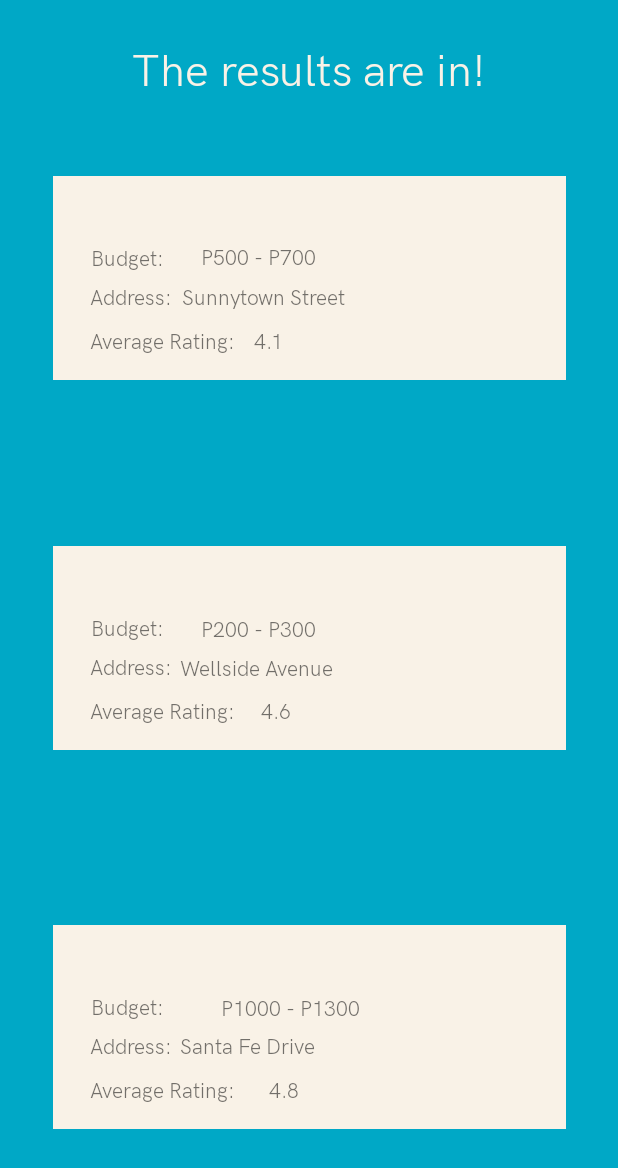
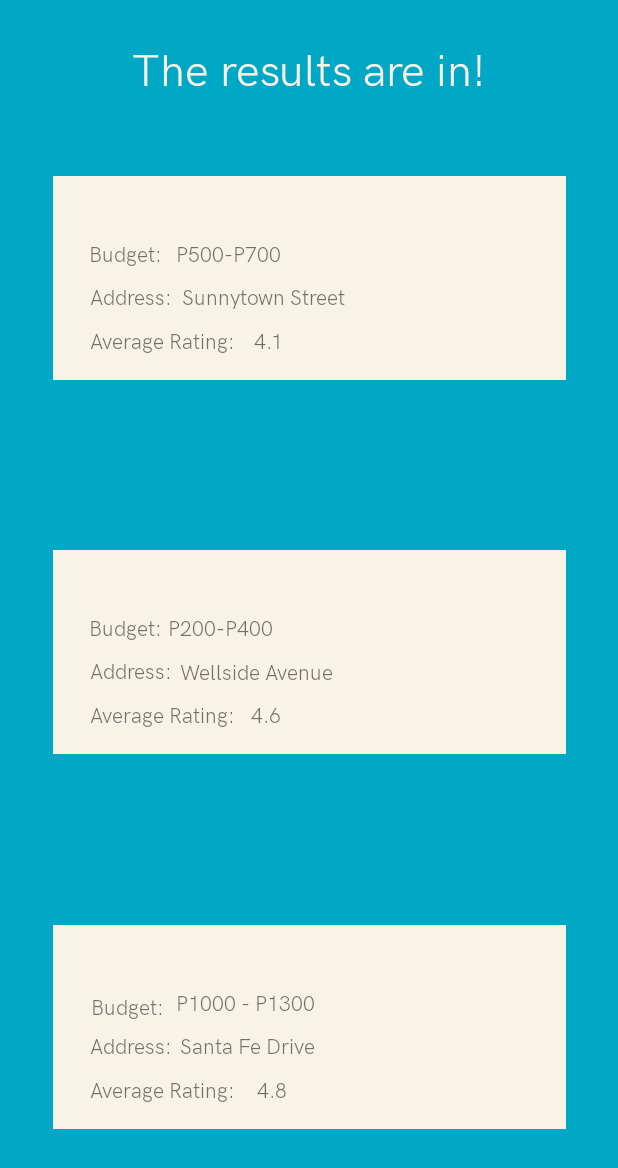
Before and after one commit to homerghad/JMARK, an Android app: the ChooseForMeActivity screen opened directly, with no data from a screen before it, on a phone screen of 412 x 824 dp. Shown: the top 1168 px of the screen. Run offline under Robolectric (Android 15) with nearby library versions, the phone set to English and light mode, and no system bars.

Commit message:
Fixed positioning of layouts

```diff
--- a/app/src/main/res/layout/activity_choose_for_me.xml
+++ b/app/src/main/res/layout/activity_choose_for_me.xml
@@ -93,10 +93,10 @@
             app:fontFamily="@font/abc"
             app:layout_constraintBottom_toBottomOf="parent"
             app:layout_constraintEnd_toEndOf="parent"
-            app:layout_constraintHorizontal_bias="0.445"
+            app:layout_constraintHorizontal_bias="0.419"
             app:layout_constraintStart_toStartOf="parent"
             app:layout_constraintTop_toTopOf="parent"
-            app:layout_constraintVertical_bias="0.921" />
+            app:layout_constraintVertical_bias="0.92" />
 
         <TextView
             android:id="@+id/textView11"
@@ -120,7 +120,7 @@
         <TextView
             android:id="@+id/textView10"
             android:layout_width="wrap_content"
-            android:layout_height="wrap_content"
+            android:layout_height="20dp"
             android:layout_marginBottom="8dp"
             android:layout_marginEnd="8dp"
             android:layout_marginLeft="8dp"
@@ -131,10 +131,10 @@
             app:fontFamily="@font/abc"
             app:layout_constraintBottom_toBottomOf="parent"
             app:layout_constraintEnd_toEndOf="parent"
-            app:layout_constraintHorizontal_bias="0.445"
+            app:layout_constraintHorizontal_bias="0.317"
             app:layout_constraintStart_toStartOf="parent"
             app:layout_constraintTop_toTopOf="parent"
-            app:layout_constraintVertical_bias="0.372" />
+            app:layout_constraintVertical_bias="0.34" />
 
         <TextView
             android:id="@+id/textView9"
@@ -167,7 +167,7 @@
         app:layout_constraintEnd_toEndOf="parent"
         app:layout_constraintStart_toStartOf="parent"
         app:layout_constraintTop_toTopOf="parent"
-        app:layout_constraintVertical_bias="0.53">
+        app:layout_constraintVertical_bias="0.534">
 
         <TextView
             android:id="@+id/textView4"
@@ -242,10 +242,10 @@
             app:fontFamily="@font/abc"
             app:layout_constraintBottom_toBottomOf="parent"
             app:layout_constraintEnd_toEndOf="parent"
-            app:layout_constraintHorizontal_bias="0.428"
+            app:layout_constraintHorizontal_bias="0.406"
             app:layout_constraintStart_toStartOf="parent"
             app:layout_constraintTop_toTopOf="parent"
-            app:layout_constraintVertical_bias="0.921" />
+            app:layout_constraintVertical_bias="0.92" />
 
         <TextView
             android:id="@+id/textView11"
@@ -267,7 +267,7 @@
             app:layout_constraintVertical_bias="0.633" />
 
         <TextView
-            android:id="@+id/textView10"
+            android:id="@+id/textView9"
             android:layout_width="wrap_content"
             android:layout_height="wrap_content"
             android:layout_marginBottom="8dp"
@@ -276,17 +276,17 @@
             android:layout_marginRight="8dp"
             android:layout_marginStart="8dp"
             android:layout_marginTop="8dp"
-            android:text="P200 - P300"
+            android:text="P200-P400"
             app:fontFamily="@font/abc"
             app:layout_constraintBottom_toBottomOf="parent"
             app:layout_constraintEnd_toEndOf="parent"
-            app:layout_constraintHorizontal_bias="0.364"
+            app:layout_constraintHorizontal_bias="0.267"
             app:layout_constraintStart_toStartOf="parent"
             app:layout_constraintTop_toTopOf="parent"
-            app:layout_constraintVertical_bias="0.372" />
+            app:layout_constraintVertical_bias="0.34" />
 
         <TextView
-            android:id="@+id/textView9"
+            android:id="@+id/textView17"
             android:layout_width="wrap_content"
             android:layout_height="wrap_content"
             android:layout_marginBottom="8dp"
@@ -299,10 +299,10 @@
             app:fontFamily="@font/abc"
             app:layout_constraintBottom_toBottomOf="parent"
             app:layout_constraintEnd_toEndOf="parent"
-            app:layout_constraintHorizontal_bias="0.063"
+            app:layout_constraintHorizontal_bias="0.057"
             app:layout_constraintStart_toStartOf="parent"
             app:layout_constraintTop_toTopOf="parent"
-            app:layout_constraintVertical_bias="0.366" />
+            app:layout_constraintVertical_bias="0.34" />
     </android.support.constraint.ConstraintLayout>
 
     <TextView
@@ -395,7 +395,7 @@
             app:layout_constraintVertical_bias="0.627" />
 
         <TextView
-            android:id="@+id/textView7"
+            android:id="@+id/textView14"
             android:layout_width="wrap_content"
             android:layout_height="wrap_content"
             android:layout_marginBottom="8dp"
@@ -414,7 +414,26 @@
             app:layout_constraintVertical_bias="0.92" />
 
         <TextView
-            android:id="@+id/textView11"
+            android:id="@+id/textView16"
+            android:layout_width="wrap_content"
+            android:layout_height="wrap_content"
+            android:layout_marginBottom="8dp"
+            android:layout_marginEnd="8dp"
+            android:layout_marginLeft="8dp"
+            android:layout_marginRight="8dp"
+            android:layout_marginStart="8dp"
+            android:layout_marginTop="8dp"
+            android:text="P500-P700"
+            app:fontFamily="@font/abc"
+            app:layout_constraintBottom_toBottomOf="parent"
+            app:layout_constraintEnd_toEndOf="parent"
+            app:layout_constraintHorizontal_bias="0.289"
+            app:layout_constraintStart_toStartOf="parent"
+            app:layout_constraintTop_toTopOf="parent"
+            app:layout_constraintVertical_bias="0.34" />
+
+        <TextView
+            android:id="@+id/textView15"
             android:layout_width="wrap_content"
             android:layout_height="wrap_content"
             android:layout_marginBottom="8dp"
@@ -433,25 +452,6 @@
             app:layout_constraintVertical_bias="0.627" />
 
         <TextView
-            android:id="@+id/textView10"
-            android:layout_width="wrap_content"
-            android:layout_height="wrap_content"
-            android:layout_marginBottom="8dp"
-            android:layout_marginEnd="8dp"
-            android:layout_marginLeft="8dp"
-            android:layout_marginRight="8dp"
-            android:layout_marginStart="8dp"
-            android:layout_marginTop="8dp"
-            android:text="P500 - P700"
-            app:fontFamily="@font/abc"
-            app:layout_constraintBottom_toBottomOf="parent"
-            app:layout_constraintEnd_toEndOf="parent"
-            app:layout_constraintHorizontal_bias="0.364"
-            app:layout_constraintStart_toStartOf="parent"
-            app:layout_constraintTop_toTopOf="parent"
-            app:layout_constraintVertical_bias="0.362" />
-
-        <TextView
             android:id="@+id/textView9"
             android:layout_width="wrap_content"
             android:layout_height="wrap_content"
@@ -465,10 +465,10 @@
             app:fontFamily="@font/abc"
             app:layout_constraintBottom_toBottomOf="parent"
             app:layout_constraintEnd_toEndOf="parent"
-            app:layout_constraintHorizontal_bias="0.063"
+            app:layout_constraintHorizontal_bias="0.057"
             app:layout_constraintStart_toStartOf="parent"
             app:layout_constraintTop_toTopOf="parent"
-            app:layout_constraintVertical_bias="0.366" />
+            app:layout_constraintVertical_bias="0.34" />
     </android.support.constraint.ConstraintLayout>
 
 </android.support.constraint.ConstraintLayout>
```
